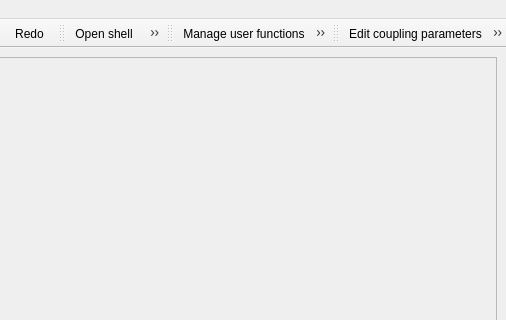
Above: gui/Base/MainForm.ui from code-saturne/code_saturne before the change; both pictures show x 211 to 717 and y 0 to 320 of the 717 by 665 pixel window. Below: the same form after it.
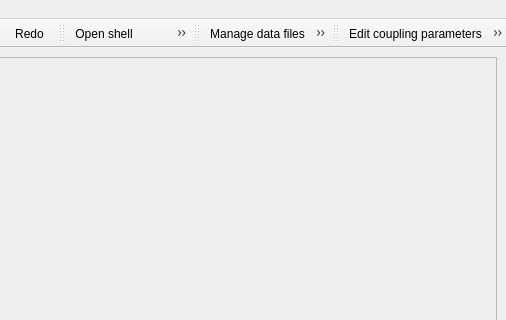
That is the form after the change. Icons and pictures are not drawn.

Commit message: Add handling of user data files using the GUI.

What changed in the file:
```diff
--- a/gui/Base/MainForm.ui
+++ b/gui/Base/MainForm.ui
@@ -186,7 +186,8 @@
    <attribute name="toolBarBreak">
     <bool>false</bool>
    </attribute>
-   <addaction name="openTextEditorAction"/>
+   <addaction name="openDataEditorAction"/>
+   <addaction name="openSrcEditorAction"/>
    <addaction name="testUserCompilationAction"/>
    <addaction name="openResultsFileAction"/>
   </widget>
@@ -326,7 +327,22 @@
     <string>Ctrl+P</string>
    </property>
   </action>
-  <action name="openTextEditorAction">
+  <action name="openDataEditorAction">
+   <property name="icon">
+    <iconset resource="resource_base.qrc">
+     <normaloff>:/icons/22x22/editor-icon.png</normaloff>:/icons/22x22/editor-icon.png</iconset>
+   </property>
+   <property name="text">
+    <string>&amp;Manage data files</string>
+   </property>
+   <property name="toolTip">
+    <string>Manage files within the DATA folder</string>
+   </property>
+   <property name="statusTip">
+    <string>Manage files within the DATA folder</string>
+   </property>
+  </action>
+  <action name="openSrcEditorAction">
    <property name="icon">
     <iconset resource="resource_base.qrc">
      <normaloff>:/icons/22x22/editor-icon.png</normaloff>:/icons/22x22/editor-icon.png</iconset>
```
Left out of the diff: 3 changed lines with no effect on the pictures. The commit also changes 13 other files.
